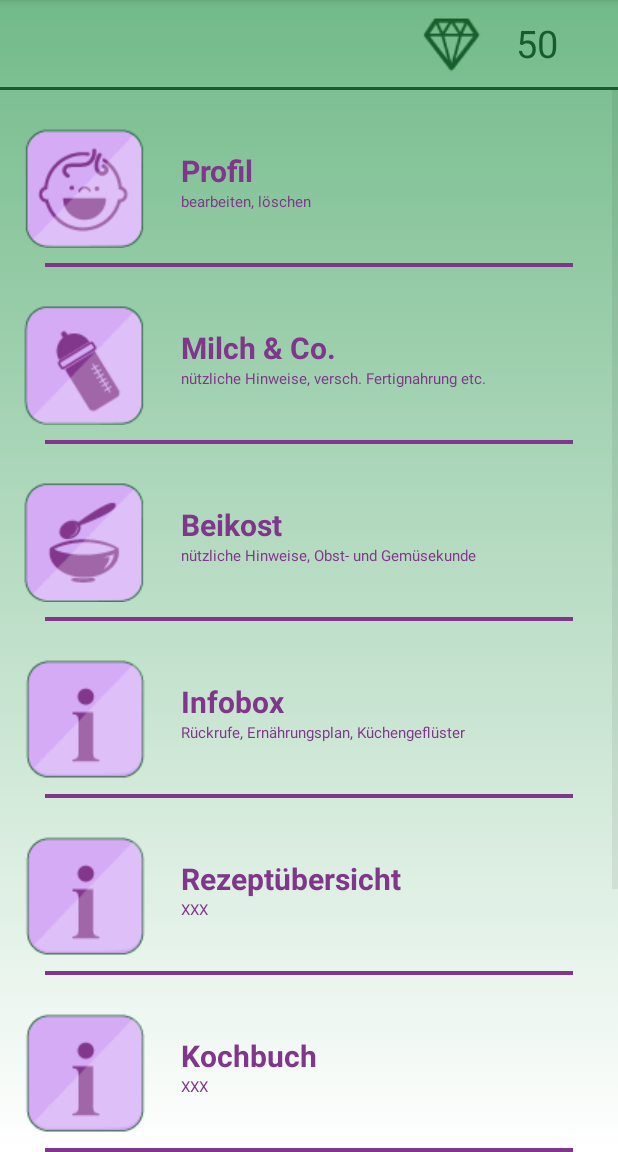
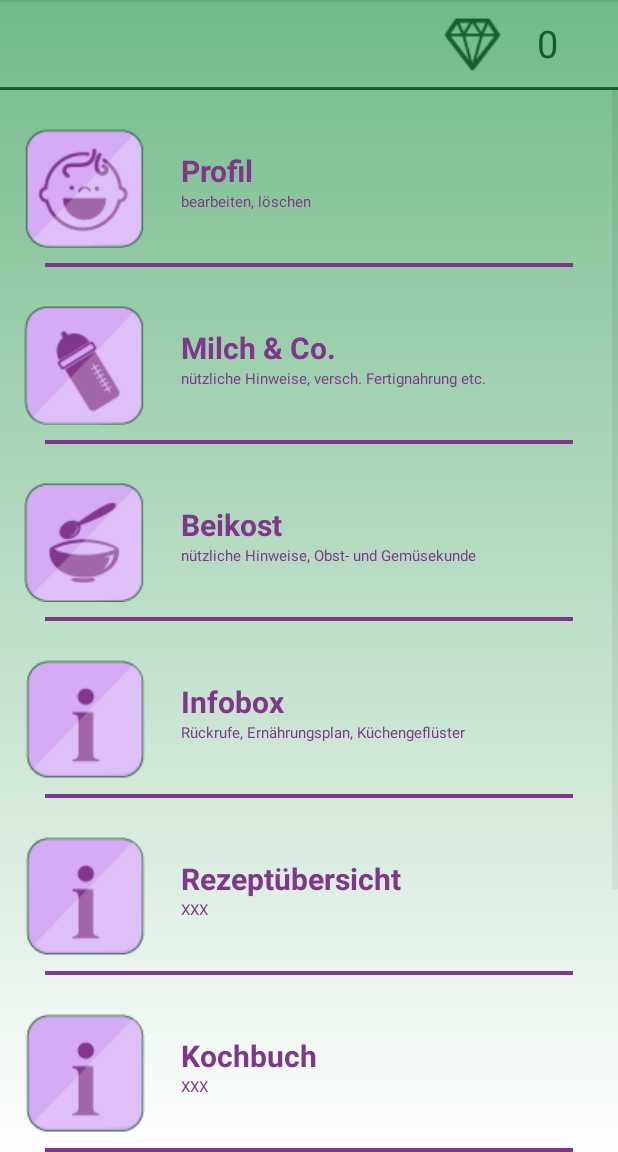
Before and after one commit to Dori2509/LfLBabybrei, an Android app: the MainMenu screen opened directly, with no data from a screen before it, on a phone screen of 412 x 824 dp, the part 84-1236 px from its top. Run offline under Robolectric (Android 15) with nearby library versions, the phone set to English and light mode, and no system bars; 1 statement that could not run was skipped.

Commit message:
Toolbar update

```diff
--- a/app/src/main/AndroidManifest.xml
+++ b/app/src/main/AndroidManifest.xml
@@ -1,7 +1,7 @@
 <?xml version="1.0" encoding="utf-8"?>
 <manifest xmlns:android="http://schemas.android.com/apk/res/android"
     package="com.example.doreen.lfl_babybrei">
-
+    <uses-permission android:name="android.permission.WRITE_EXTERNAL_STORAGE" />
     <application
         android:allowBackup="true"
         android:icon="@drawable/logo"
@@ -29,6 +29,7 @@
         <meta-data
             android:name="com.google.android.gms.version"
             android:value="@integer/google_play_services_version" />
+
     </application>
 
 </manifest>
--- a/app/src/main/java/com/example/doreen/lfl_babybrei/DateDialog.java
+++ b/app/src/main/java/com/example/doreen/lfl_babybrei/DateDialog.java
@@ -10,8 +10,6 @@ import android.widget.DatePicker;
 import android.widget.TextView;
 
 import java.util.Calendar;
-
-
 
 /**
  * Created by Doreen on 06.06.2016.
--- a/app/src/main/java/com/example/doreen/lfl_babybrei/MainActivity.java
+++ b/app/src/main/java/com/example/doreen/lfl_babybrei/MainActivity.java
@@ -8,6 +8,8 @@ import android.widget.ProgressBar;
 import android.widget.TextView;
 
 import com.example.doreen.lfl_babybrei.db.DBHelper;
+
+import java.sql.SQLException;
 
 public class MainActivity extends AppCompatActivity {
 
@@ -25,6 +27,8 @@ public class MainActivity extends AppCompatActivity {
         super.onCreate(savedInstanceState);
         setContentView(R.layout.activity_main);
         bar = (ProgressBar) findViewById(R.id.progBar);
+
+
 
         mydb = new DBHelper(this);
         Name = mydb.getName();
@@ -87,6 +91,7 @@ public class MainActivity extends AppCompatActivity {
             System.out.println("Bernd:" + Name);
             mydb.insertProfile(Name, BabyName, Birthday, 25, null);
 
+
             Intent intent = new Intent(getApplicationContext(),MainMenu.class);
             startActivity(intent);
         }
--- a/app/src/main/java/com/example/doreen/lfl_babybrei/MainMenu.java
+++ b/app/src/main/java/com/example/doreen/lfl_babybrei/MainMenu.java
@@ -11,6 +11,8 @@ import android.support.v7.widget.Toolbar;
 import android.widget.TextView;
 
 import com.example.doreen.lfl_babybrei.db.DBHelper;
+
+import org.w3c.dom.Text;
 
 import java.util.ArrayList;
 import java.util.HashMap;
@@ -140,8 +142,13 @@ public class MainMenu extends AppCompatActivity{
     public void initToolBar() {
         mydb = new DBHelper(this);
         String Name = mydb.getName();
+        int diamants = mydb.getDiamants();
+
         TextView ProfileName = (TextView) findViewById(R.id.username);
+        TextView Dia = (TextView) findViewById(R.id.points);
+
         ProfileName.setText(Name);
+        Dia.setText(String.valueOf(diamants));
         toolbar = (Toolbar) findViewById(R.id.toolbar);
         setSupportActionBar(toolbar);
 
--- a/app/src/main/java/com/example/doreen/lfl_babybrei/db/DBHelper.java
+++ b/app/src/main/java/com/example/doreen/lfl_babybrei/db/DBHelper.java
@@ -19,7 +19,7 @@ public class DBHelper extends SQLiteOpenHelper {
     public static final String COLUMN_NAME = "name";
     public static final String COLUMN_BABYNAME = "babyname";
     public static final String COLUMN_BIRTHDATE = "birthdate";
-    public static final int COLUMN_DIAMANTS = 0;
+    public static final String COLUMN_DIAMANTS = "diamants";
     public static final String COLUMN_IMAGE = "image";
 
 
@@ -66,6 +66,33 @@ public class DBHelper extends SQLiteOpenHelper {
             array_list = res.getString(res.getColumnIndex(COLUMN_NAME));
             res.moveToNext();
         }
+        return array_list;
+    }
+
+    public String getBabyName() {
+        String array_list = "";
+        SQLiteDatabase db = this.getReadableDatabase();
+        Cursor res = db.rawQuery("select * from profile" , null);
+        res.moveToFirst();
+
+        while (res.isAfterLast() == false) {
+            array_list = res.getString(res.getColumnIndex(COLUMN_BABYNAME));
+            res.moveToNext();
+        }
+        return array_list;
+    }
+
+    public int getDiamants() {
+        int array_list = 0;
+        SQLiteDatabase db = this.getReadableDatabase();
+        Cursor res = db.rawQuery("select * from profile" , null);
+        res.moveToFirst();
+
+        while (res.isAfterLast() == false) {
+            array_list = res.getInt(res.getColumnIndex(COLUMN_DIAMANTS));
+            res.moveToNext();
+        }
+        System.out.println(array_list);
         return array_list;
     }
 
--- a/app/src/main/res/layout/mainmenu.xml
+++ b/app/src/main/res/layout/mainmenu.xml
@@ -14,7 +14,7 @@
         android:titleTextColor="#ffffff">
         <TextView
             android:id="@+id/points"
-            android:text="50"
+            android:text=""
             android:layout_width="wrap_content"
             android:layout_height="wrap_content"
             android:textColor="#175c2c"
--- a/app/src/main/res/layout/profiledata.xml
+++ b/app/src/main/res/layout/profiledata.xml
@@ -12,6 +12,7 @@
         android:inputType="textPersonName"
         android:background="#ffffff"
         android:ems="10"
+        android:text = "Name"
         android:hint ="Name"
         android:id="@+id/nameEingabe"
         android:layout_marginTop="50dp"
@@ -25,6 +26,7 @@
         android:inputType="textPersonName"
         android:background="#ffffff"
         android:layout_gravity="center"
+        android:text = "Name deines Kindes"
         android:ems="10"
         android:hint ="Name des Kindes"
         android:layout_marginTop="20dp"
@@ -40,6 +42,7 @@
         android:background="#ffffff"
         android:layout_gravity="center"
         android:ems="10"
+        android:text = "Geburtsdatum deines Kindes"
         android:hint ="Geburtstag"
         android:id="@+id/birthdayEingabe"
         android:layout_weight="0.06"
```
Also changed, not shown: app/src/main/java/com/example/doreen/lfl_babybrei/BeikostActivity.java (+12 -0 lines), app/src/main/java/com/example/doreen/lfl_babybrei/InfoboxActivity.java (+12 -1 lines), app/src/main/java/com/example/doreen/lfl_babybrei/KochbuchAcitivity.java (+12 -0 lines), app/src/main/java/com/example/doreen/lfl_babybrei/MilchActivity.java (+12 -0 lines), app/src/main/java/com/example/doreen/lfl_babybrei/MinigamesActivity.java (+11 -0 lines), app/src/main/java/com/example/doreen/lfl_babybrei/ProfileDataActivity.java (+34 -42 lines), app/src/main/java/com/example/doreen/lfl_babybrei/RezeptUebersichtActivity.java (+12 -0 lines), app/src/main/java/com/example/doreen/lfl_babybrei/WochenrechnerActivity.java (+12 -0 lines).
